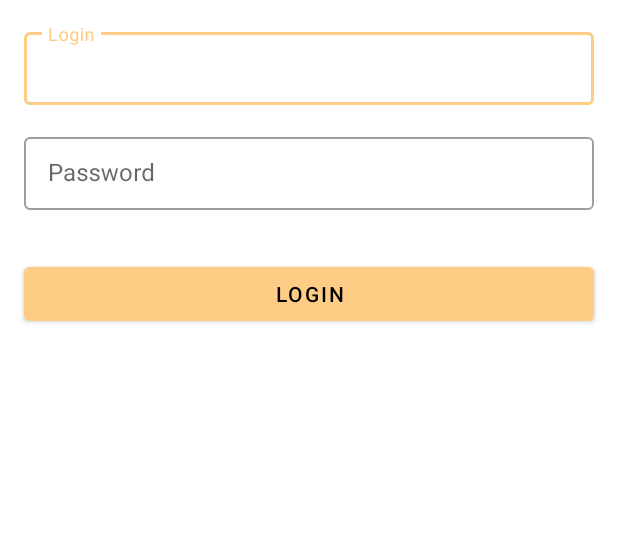
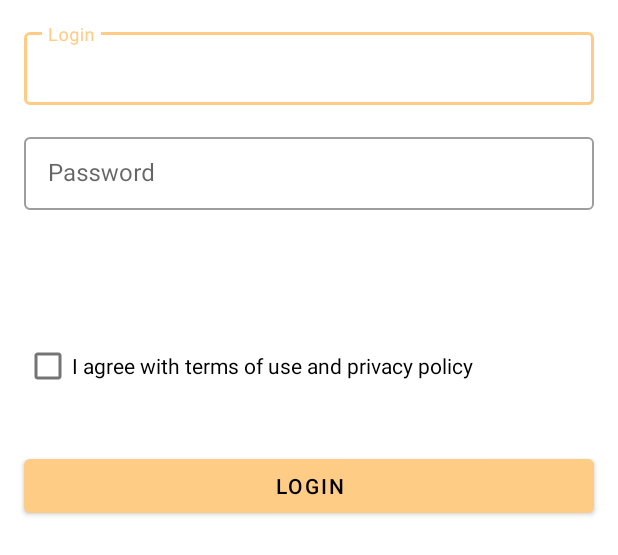
Before and after one commit to k-antonov/input-form, an Android app: the layout activity_main.xml on its own in the app's theme, with its tools: preview values and no code run, on a phone screen of 412 x 824 dp. Shown: the top 555 px of the screen. Run offline under Robolectric (Android 15) with nearby library versions, the phone set to English and light mode, and no system bars.

Commit message:
Add UI features, get rid of code duplication

```diff
--- a/app/src/main/res/layout/activity_main.xml
+++ b/app/src/main/res/layout/activity_main.xml
@@ -41,10 +41,20 @@
 
     </com.google.android.material.textfield.TextInputLayout>
 
-    <Space
+    <ProgressBar
+        android:id="@+id/progress_bar"
+        android:layout_width="wrap_content"
+        android:layout_height="0dp"
+        android:layout_gravity="center"
+        android:layout_weight="1"
+        android:visibility="invisible" />
+
+    <CheckBox
+        android:id="@+id/checkbox"
         android:layout_width="match_parent"
-        android:layout_height="0dp"
-        android:layout_weight="1" />
+        android:layout_height="wrap_content"
+        android:layout_margin="@dimen/small_padding"
+        android:text="@string/agreement"/>
 
     <Button
         android:id="@+id/login_button"
--- a/app/src/main/res/values/strings.xml
+++ b/app/src/main/res/values/strings.xml
@@ -1,10 +1,11 @@
 <resources>
     <string name="app_name">InputForm</string>
     <string name="login">Login</string>
-    <string name="logged_in">Logged in</string>
     <string name="invalid_email">Invalid email</string>
     <string name="password_hint">Password</string>
     <string name="invalid_password">
         · Must be at least 8 characters\n· Must have at least 1 digit\n· Must have at least 1 special character\n· Must have at least 1 lowercase letter\n· Must have at least 1 uppercase letter
     </string>
+    <string name="agreement">I agree with terms of use and privacy policy</string>
+    <string name="service_unavailable">Service is temporarily unavailable</string>
 </resources>
--- a/app/src/main/res/values/themes.xml
+++ b/app/src/main/res/values/themes.xml
@@ -6,7 +6,7 @@
         <item name="colorPrimaryVariant">@color/yellow_orange</item>
         <item name="colorOnPrimary">@color/black</item>
         <!-- Secondary brand color. -->
-        <item name="colorSecondary">@color/teal_200</item>
+        <item name="colorSecondary">@color/champagne</item>
         <item name="colorSecondaryVariant">@color/teal_700</item>
         <item name="colorOnSecondary">@color/black</item>
         <!-- Status bar color. -->
```
Also changed, not shown: app/src/main/java/com/example/inputform/MainActivity.kt (+44 -23 lines).
